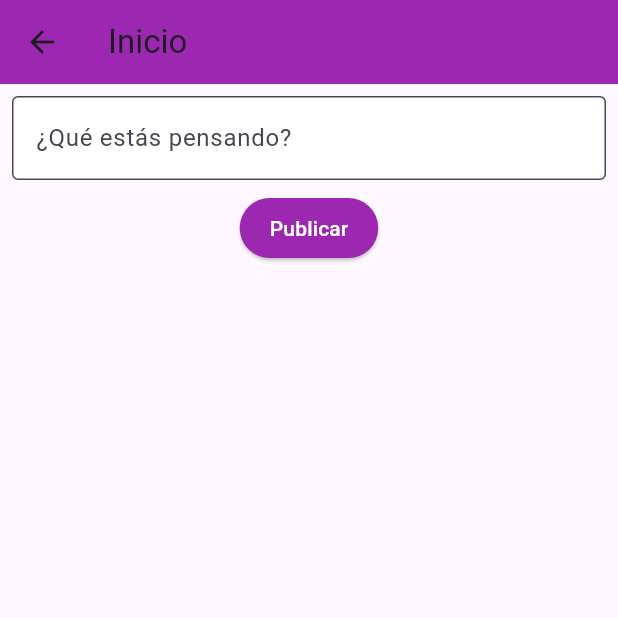
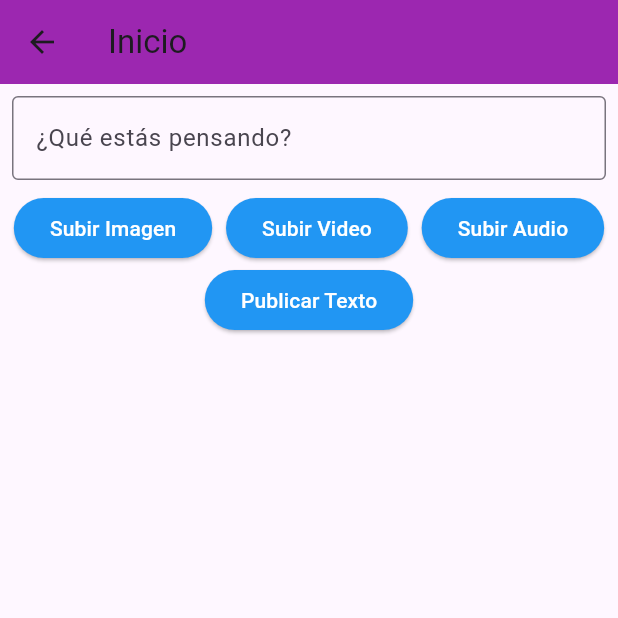
Before and after one commit to MauricioCastillo211106/Geolocalizador_flutter, a Flutter app: the HomePage screen opened by its route, on a phone screen of 412 x 824 dp, the top half of it. Run offline on Flutter 3.47's test engine with Material 3 defaults, Android fonts, the phone set to English and light mode, and no system bars; our stand-ins replace cloud_firestore, file_picker, firebase_auth, firebase_core, firebase_storage, get and 3 more; missing offline and left inert: firebase_app_check; accounts and stored records are empty.

Commit message:
Add multimedia support for posts (images, videos, and audio)

```diff
--- a/lib/ui/screens/home_page.dart
+++ b/lib/ui/screens/home_page.dart
@@ -1,8 +1,11 @@
+import 'dart:io';
+
 import 'package:flutter/material.dart';
 import 'package:get/get.dart';
 import 'package:image_picker/image_picker.dart';
+import 'package:file_picker/file_picker.dart';
 import '../../controllers/auth_controller.dart';
-import 'posts_list.dart'; // Asegúrate de que la importación es correcta
+import 'posts_list.dart';
 
 class HomePage extends StatelessWidget {
   final AuthController authController = Get.find();
@@ -16,7 +19,7 @@ class HomePage extends StatelessWidget {
     return Scaffold(
       appBar: AppBar(
         title: Text("Inicio"),
-        backgroundColor: Colors.purple,  // Asegúrate de que esto coincide con las pantallas de registro y login.
+        backgroundColor: Colors.purple,  // Cambiado de Colors.blue a Colors.purple
       ),
       body: Column(
         children: [
@@ -27,35 +30,85 @@ class HomePage extends StatelessWidget {
               decoration: InputDecoration(
                 labelText: '¿Qué estás pensando?',
                 border: OutlineInputBorder(),
-                filled: true,
-                fillColor: Colors.white,
-                focusedBorder: OutlineInputBorder(
-                  borderSide: BorderSide(color: Colors.purple),
-                ),
               ),
               maxLines: null,
             ),
           ),
+          Row(
+            mainAxisAlignment: MainAxisAlignment.spaceEvenly,
+            children: [
+              ElevatedButton(
+                onPressed: () => _pickMedia(context, 'image'),
+                child: Text('Subir Imagen'),
+                style: ElevatedButton.styleFrom(
+                  foregroundColor: Colors.white, backgroundColor: Colors.blue,
+                ),
+              ),
+              ElevatedButton(
+                onPressed: () => _pickMedia(context, 'video'),
+                child: Text('Subir Video'),
+                style: ElevatedButton.styleFrom(
+                  foregroundColor: Colors.white, backgroundColor: Colors.blue,
+                ),
+              ),
+              ElevatedButton(
+                onPressed: () => _pickMedia(context, 'audio'),
+                child: Text('Subir Audio'),
+                style: ElevatedButton.styleFrom(
+                  foregroundColor: Colors.white, backgroundColor: Colors.blue,
+                ),
+              ),
+            ],
+          ),
           ElevatedButton(
-            onPressed: () async {
-              final XFile? mediaFile = await picker.pickImage(source: ImageSource.gallery);
-              if (postController.text.isNotEmpty || mediaFile != null) {
-                authController.createPostWithMedia(postController.text, mediaFile);
+            onPressed: () {
+              if (postController.text.isNotEmpty) {
+                authController.createPostWithMedia(postController.text, null);
                 postController.clear();
               }
             },
-            child: Text('Publicar'),
+            child: Text('Publicar Texto'),
             style: ElevatedButton.styleFrom(
-              foregroundColor: Colors.white,
-              backgroundColor: Colors.purple, // Cambiado para mantener la coherencia con AppBar
-              padding: EdgeInsets.symmetric(horizontal: 20, vertical: 10),
+              foregroundColor: Colors.white, backgroundColor: Colors.blue,
             ),
           ),
           Expanded(
-            child: PostsList(), // Widget para mostrar las publicaciones existentes
+            child: PostsList(),
           ),
         ],
       ),
     );
   }
+
+  void _pickMedia(BuildContext context, String mediaType) async {
+    final XFile? mediaFile;
+    if (mediaType == 'image') {
+      mediaFile = await picker.pickImage(source: ImageSource.gallery);
+      print("Imagen seleccionada: ${mediaFile?.path}");
+    } else if (mediaType == 'video') {
+      mediaFile = await picker.pickVideo(source: ImageSource.gallery);
+      print("Video seleccionado: ${mediaFile?.path}");
+    } else if (mediaType == 'audio') {
+      FilePickerResult? result = await FilePicker.platform.pickFiles(type: FileType.audio);
+      if (result != null && result.files.single.path != null) {
+        File file = File(result.files.single.path!);
+        mediaFile = XFile(file.path);
+        print("Audio seleccionado: ${mediaFile.path}");
+      } else {
+        mediaFile = null;
+        print("No se seleccionó ningún audio.");
+      }
+    } else {
+      mediaFile = null;
+    }
+
+    if (mediaFile != null) {
+      authController.createPostWithMedia(postController.text, mediaFile,
+          isVideo: mediaType == 'video',
+          isAudio: mediaType == 'audio');
+      postController.clear();
+    } else {
+      print("No se seleccionó ningún archivo.");
+    }
+  }
 }
--- a/pubspec.yaml
+++ b/pubspec.yaml
@@ -38,6 +38,9 @@ dependencies:
   firebase_storage: ^11.7.7
   image_picker: ^1.1.2
   firebase_app_check: ^0.2.2+7
+  file_picker: ^8.0.3
+  video_player: ^2.8.6
+  just_audio: ^0.9.38
   # The following adds the Cupertino Icons font to your application.
   # Use with the CupertinoIcons class for iOS style icons.
   cupertino_icons: ^1.0.6
```
Also changed, not shown: lib/controllers/auth_controller.dart (+29 -38 lines), lib/domain/entities/post.dart (+13 -11 lines), lib/ui/screens/posts_list.dart (+15 -26 lines), lib/ui/widgets/audio_player_widget.dart (added, +86 -0 lines), lib/ui/widgets/video_widget.dart (added, +46 -0 lines), pubspec.lock, 1 other file.
